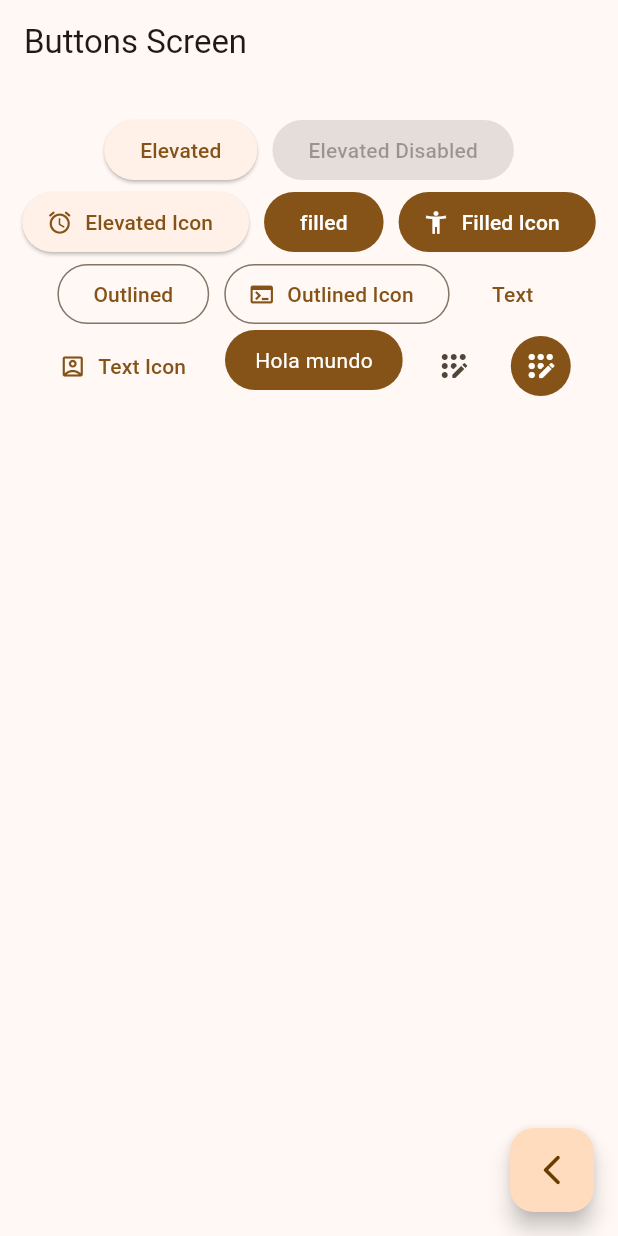
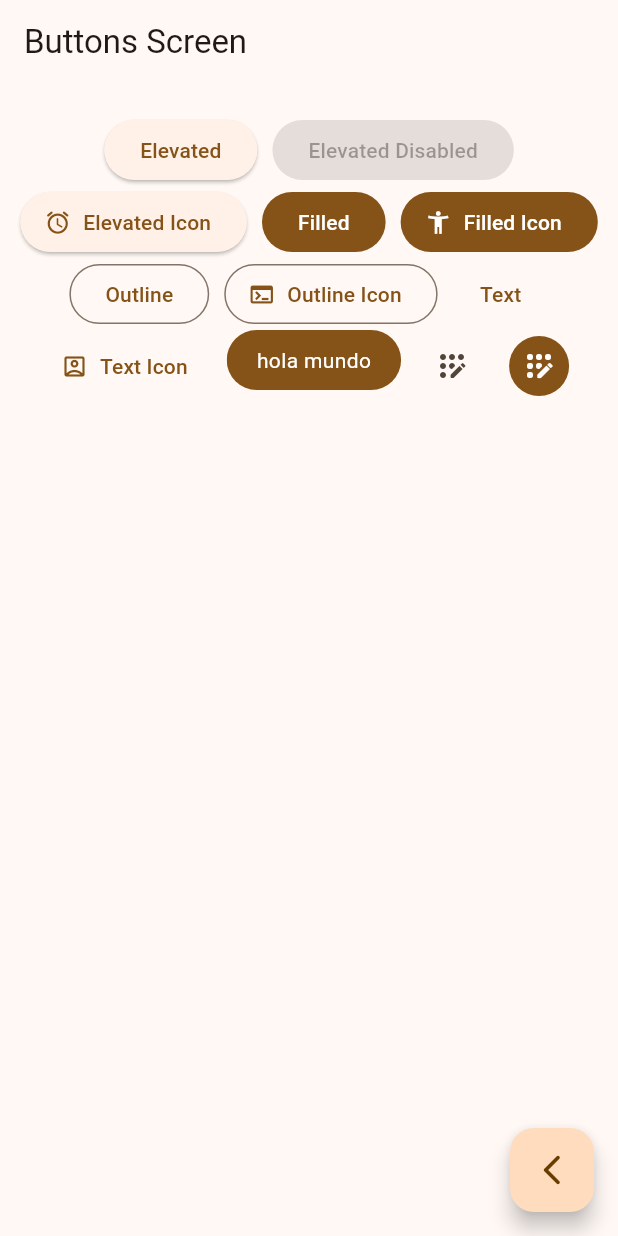
Before and after one commit to EduardoSTL/widget_y_formatos_parte2, a Flutter app: the ButtonsScreen screen opened by its route, on a phone screen of 412 x 824 dp. Run offline on Flutter 3.47's test engine with Material 2 defaults, Android fonts, the phone set to English and light mode, and no system bars; our stand-ins replace animate_do, go_router.

Commit message:
updt: buttons screen

```diff
--- a/lib/presentation/screens/buttons/buttons_screen.dart
+++ b/lib/presentation/screens/buttons/buttons_screen.dart
@@ -29,66 +29,57 @@ class _ButtonsView extends StatelessWidget {
 
   @override
   Widget build(BuildContext context) {
+
     final colors = Theme.of(context).colorScheme;
-
-    // wdiget que contiene una caja vacia, puede contener elementos visuales imagenes, botones, etc
+    //* sized box es una caja con un tamaño definido para meterle cosas, usualmente son imagenes pero pueden ser otras cosas
     return SizedBox(
       width: double.infinity,
       child: Padding(
-        padding: const EdgeInsets.symmetric(horizontal: 10, vertical: 20),
+        padding: const EdgeInsets.symmetric(horizontal:10,vertical:20),
         child: Wrap(
           spacing: 10,
           alignment: WrapAlignment.center,
           children: [
-            //-----------boton presionado y cuando no esta presionado:--------------
-            ElevatedButton(
-            onPressed: (){},
-            child: const Text('Elevated')),
+            //https://api.flutter.dev/flutter/material/ElevatedButton-class.html
+            //* es para resaltar el boton activado y desactivado.
+            ElevatedButton(onPressed: (){}, child: const Text ('Elevated')),
             const ElevatedButton(onPressed: null, child: Text('Elevated Disabled')),
-            // ---------------------------------------------------------------------
 
             ElevatedButton.icon(
               onPressed: (){},
               icon: const Icon(Icons.access_alarm_rounded),
-              label: const Text('Elevated Icon'),
+              label: const Text('Elevated Icon')
               ),
 
-            FilledButton(onPressed: (){}, child: const Text('filled')),
-            FilledButton.icon(
-              onPressed: (){},
-              icon: const Icon(Icons.accessibility_new),
-              label: const Text('Filled Icon'),
-              ),
+            FilledButton(onPressed: (){}, child: const Text('Filled')),
+            FilledButton.icon(onPressed: (){}, icon: const Icon(Icons.accessibility_new), label: const Text('Filled Icon'),
+            ),
 
-            OutlinedButton(onPressed: (){}, child: const Text('Outlined')),
+            OutlinedButton(onPressed: (){}, child: const Text('Outline')),
             OutlinedButton.icon(
               onPressed: (){},
-              label: const Text('Outlined Icon'),
-              icon: const Icon(Icons.terminal),
-              ),
+              icon: Icon(Icons.terminal),
+              label: const Text('Outline Icon')),
 
             TextButton(onPressed: (){}, child: const Text('Text')),
             TextButton.icon(
               onPressed: (){},
               icon: const Icon(Icons.account_box_outlined),
-              label: const Text('Text Icon'),
-              ),
+              label: const Text('Text Icon')),
 
-            const CustomButton(),
+              const CustomButton(),
 
-            IconButton(onPressed: (){}, icon: const Icon(Icons.app_registration_rounded)),
-            IconButton(
-              onPressed: (){},
-              icon: const Icon(Icons.app_registration_rounded),
-              style: ButtonStyle(
-                backgroundColor: MaterialStatePropertyAll(colors.primary),
-                iconColor: const MaterialStatePropertyAll(Colors.white),
-              ),
-            ),
+              IconButton(onPressed: (){}, icon: const Icon(Icons.app_registration_rounded)),
+              IconButton(onPressed: (){}, icon: const Icon(Icons.app_registration_rounded),
+              style: ButtonStyle(backgroundColor: MaterialStatePropertyAll(colors.primary),
+              iconColor: const MaterialStatePropertyAll(Colors.white))),
+
+
           ],
         ),
-      )
+        ),
     );
+
   }
 }
 
@@ -97,22 +88,18 @@ class CustomButton extends StatelessWidget {
 
   @override
   Widget build(BuildContext context) {
-    final colors = Theme.of(context).colorScheme;
-
+    final colors= Theme.of(context).colorScheme;
     return ClipRRect(
-      borderRadius: BorderRadius.circular(20),
+      borderRadius:  BorderRadius.circular(20),
       child: Material(
         color: colors.primary,
         child: InkWell(
           onTap: (){},
-          child: const Padding(
-            padding: EdgeInsets.symmetric(horizontal: 20, vertical: 10),
-            child: Text('Hola mundo', style: TextStyle(color: Colors.white,
-            ),
-          ),
-        ),
-      ),
-      ),
+          child: const Padding(padding: EdgeInsets.symmetric(horizontal:20,vertical:10),
+          child: Text('hola mundo',
+          style: TextStyle(color: Colors.white))
+          ))
+        )
     );
   }
 }
```
Also changed, not shown: lib/presentation/screens/app_tutorial/app_tutorial_screen.dart (+0 -13 lines).
